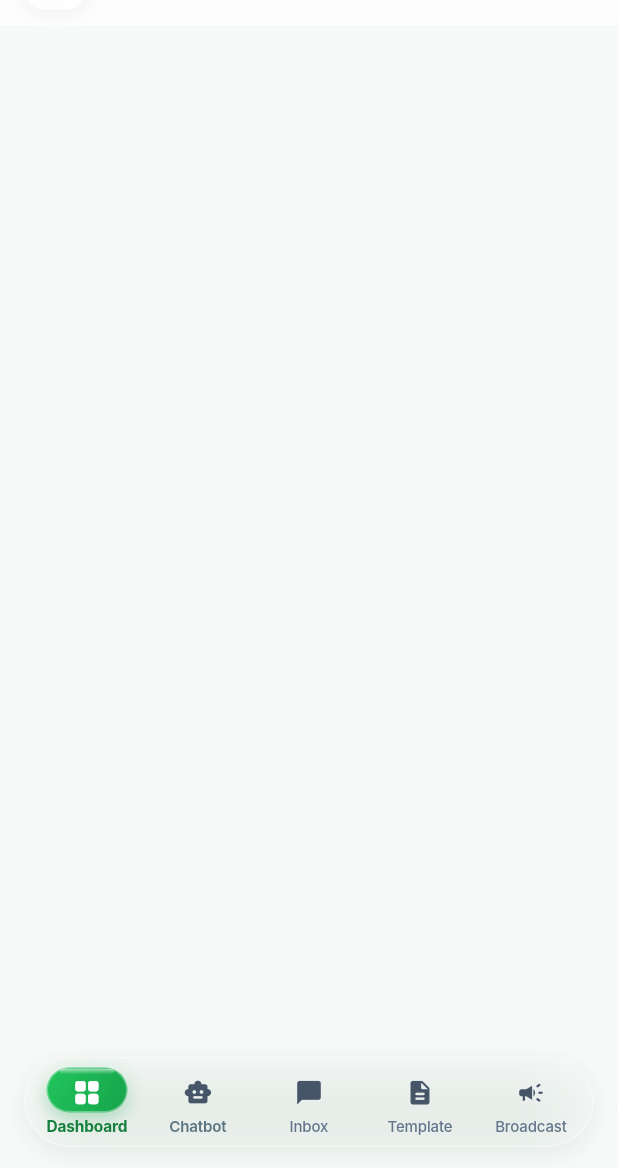
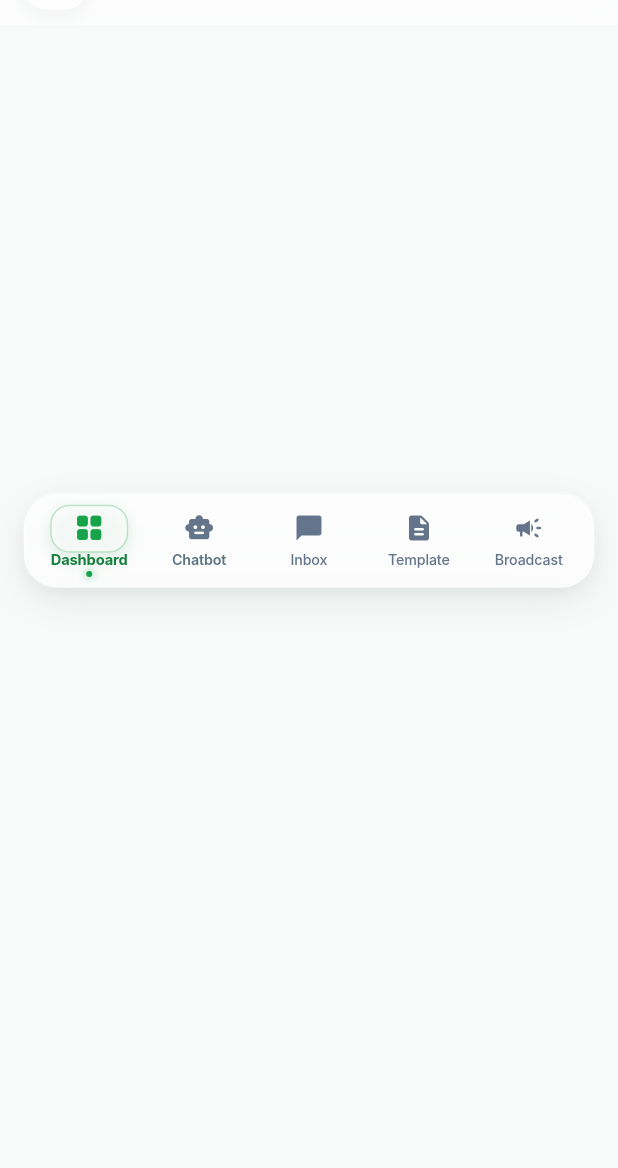
Before and after one commit to Aryan8382/whatsappwizz_flutter_app, a Flutter app: the AppScaffold screen opened directly with empty values, on a phone screen of 412 x 824 dp, the part 68-1236 px from its top. Run offline on Flutter 3.47's test engine with Material 3 defaults, Android fonts, the phone set to English and light mode, and no system bars; our stand-ins replace dio, fl_chart, flutter_riverpod, flutter_secure_storage, go_router, socket_io_client; accounts and stored records are empty; network calls fail; Roboto replaces fonts that are missing (Inter).

Commit message:
Implement centered macOS dock style navbar with active indicator dot and frosted glass

```diff
--- a/lib/features/navigation/presentation/widgets/premium_bottom_nav_bar.dart
+++ b/lib/features/navigation/presentation/widgets/premium_bottom_nav_bar.dart
@@ -161,18 +161,21 @@
         left: false,
         right: false,
         bottom: true,
+        child: Center(
+          child: ConstrainedBox(
+            constraints: const BoxConstraints(maxWidth: 520),
             child: Padding(
-          padding: const EdgeInsets.fromLTRB(16, 0, 16, 14),
-          child: _DoubleGlassShell(
+              padding: const EdgeInsets.fromLTRB(16, 0, 16, 12),
+              child: _MacOsDockShell(
                 child: LayoutBuilder(
                   builder: (context, constraints) {
                     final totalWidth = constraints.maxWidth;
                     final itemWidth = totalWidth / itemCount;
-                // Perfect capsule shape hugging the active icon
-                final capsuleWidth = (itemWidth - 12).clamp(38.0, 54.0);
-                final capsuleLeft = (_currentPosition * itemWidth) + (itemWidth - capsuleWidth) / 2;
-                const capsuleTop = 6.0;
-                const capsuleHeight = 30.0;
+                    // Classic macOS dock active tile
+                    final tileWidth = (itemWidth - 10).clamp(38.0, 52.0);
+                    final tileLeft = (_currentPosition * itemWidth) + (itemWidth - tileWidth) / 2;
+                    const tileTop = 6.0;
+                    const tileHeight = 32.0;
 
                     return GestureDetector(
                       behavior: HitTestBehavior.opaque,
@@ -188,63 +191,37 @@
                       child: Stack(
                         clipBehavior: Clip.none,
                         children: [
-                      // ─── Active Icon Capsule ───
+                          // ─── macOS Active Dock Tile ───
                           Positioned(
-                        left: capsuleLeft,
-                        top: capsuleTop,
-                        width: capsuleWidth,
-                        height: capsuleHeight,
+                            left: tileLeft,
+                            top: tileTop,
+                            width: tileWidth,
+                            height: tileHeight,
                             child: AnimatedScale(
-                          scale: _isDragging ? 1.08 : 1.0,
+                              scale: _isDragging ? 1.06 : 1.0,
                               duration: const Duration(milliseconds: 160),
                               curve: Curves.easeOutCubic,
                               child: Container(
                                 decoration: BoxDecoration(
-                              borderRadius: BorderRadius.circular(16),
-                              gradient: const LinearGradient(
-                                begin: Alignment.topLeft,
-                                end: Alignment.bottomRight,
-                                colors: [
-                                  Color(0xFF22C55E), // WhatsApp vibrant emerald
-                                  Color(0xFF16A34A), // deep jewel green
-                                ],
-                              ),
+                                  borderRadius: BorderRadius.circular(13),
+                                  color: Colors.white.withOpacity(0.65),
                                   border: Border.all(
-                                color: Colors.white.withOpacity(0.35),
+                                    color: const Color(0xFF16A34A).withOpacity(0.28),
                                     width: 1.0,
                                   ),
                                   boxShadow: [
                                     BoxShadow(
-                                  color: const Color(0xFF16A34A).withOpacity(0.38),
+                                      color: Colors.black.withOpacity(0.04),
+                                      blurRadius: 6,
+                                      offset: const Offset(0, 2),
+                                    ),
+                                    BoxShadow(
+                                      color: const Color(0xFF16A34A).withOpacity(0.12),
                                       blurRadius: 10,
                                       offset: const Offset(0, 3),
                                       spreadRadius: -1,
                                     ),
-                                BoxShadow(
-                                  color: Colors.white.withOpacity(0.40),
-                                  blurRadius: 1.5,
-                                  offset: const Offset(0, -0.8),
-                                  spreadRadius: 0,
-                                ),
                                   ],
-                            ),
-                            child: Align(
-                              alignment: Alignment.topCenter,
-                              child: Container(
-                                height: 3.5,
-                                margin: const EdgeInsets.symmetric(horizontal: 8),
-                                decoration: BoxDecoration(
-                                  borderRadius: BorderRadius.circular(2),
-                                  gradient: LinearGradient(
-                                    begin: Alignment.topCenter,
-                                    end: Alignment.bottomCenter,
-                                    colors: [
-                                      Colors.white.withOpacity(0.55),
-                                      Colors.white.withOpacity(0.0),
-                                    ],
-                                  ),
-                                ),
-                              ),
                                 ),
                               ),
                             ),
@@ -265,21 +242,20 @@
                             final directFactor = (1.0 - dist).clamp(0.0, 1.0);
                             final isActive = directFactor > 0.45;
 
-                            // Icon turns pure crisp white when inside the emerald capsule
+                            // Classic macOS active indicator and colors
                             final iconColor = Color.lerp(
-                              const Color(0xFF475569),
-                              Colors.white,
-                              math.pow(directFactor, 1.4).toDouble(),
+                              const Color(0xFF64748B),
+                              const Color(0xFF16A34A),
+                              math.pow(directFactor, 1.2).toDouble(),
                             )!;
 
-                            // Label turns rich emerald green when active
                             final labelColor = Color.lerp(
                               const Color(0xFF64748B),
                               const Color(0xFF15803D),
                               math.pow(proximity, 1.2).toDouble(),
                             )!;
 
-                            final iconScale = 1.0 + ((_isDragging ? 0.12 : 0.08) * proximity);
+                            final iconScale = 1.0 + ((_isDragging ? 0.14 : 0.08) * proximity);
                             final labelScale = 1.0 + ((_isDragging ? 0.05 : 0.03) * proximity);
 
                             final fontWeight = FontWeight.lerp(
@@ -306,7 +282,7 @@
                                     mainAxisAlignment: MainAxisAlignment.center,
                                     crossAxisAlignment: CrossAxisAlignment.center,
                                     children: [
-                                      // Fixed 30px height perfectly aligning with the 30px active capsule
+                                      // Height 30px aligning with active dock tile
                                       SizedBox(
                                         height: 30,
                                         child: Center(
@@ -321,7 +297,7 @@
                                                   directFactor > 0.5
                                                       ? item.activeIcon
                                                       : item.icon,
-                                                  size: 19,
+                                                  size: 20,
                                                   color: iconColor,
                                                 ),
                                                 if (badge != null && badge > 0)
@@ -370,7 +346,7 @@
                                           overflow: TextOverflow.ellipsis,
                                           style: TextStyle(
                                             fontFamily: 'Inter',
-                                            fontSize: 10,
+                                            fontSize: 9.5,
                                             height: 1.0,
                                             leadingDistribution:
                                                 TextLeadingDistribution.even,
@@ -378,6 +354,27 @@
                                             color: labelColor,
                                             letterSpacing: -0.1,
                                             backgroundColor: Colors.transparent,
+                                          ),
+                                        ),
+                                      ),
+                                      const SizedBox(height: 2),
+                                      // Iconic macOS dock active indicator dot
+                                      AnimatedOpacity(
+                                        opacity: isActive ? 1.0 : 0.0,
+                                        duration: const Duration(milliseconds: 180),
+                                        child: Container(
+                                          width: 4,
+                                          height: 4,
+                                          decoration: BoxDecoration(
+                                            shape: BoxShape.circle,
+                                            color: const Color(0xFF16A34A),
+                                            boxShadow: [
+                                              BoxShadow(
+                                                color: const Color(0xFF16A34A).withOpacity(0.5),
+                                                blurRadius: 4,
+                                                spreadRadius: 0.5,
+                                              ),
+                                            ],
                                           ),
                                         ),
                                       ),
@@ -397,68 +394,75 @@
           ),
         ),
       ),
+    ),
+  ),
 );
   }
 }
 
 // ─────────────────────────────────────────────
-// Liquid Glass Shell
-// Ultra-clean frosted glass capsule with pure downward ambient shadow
-// Completely eliminates any upper gray border, seam, or upward shadow bleed.
+// macOS Translucent Glass Dock Shell
+// Floating centered rounded glass dock with frosted blur and ambient elevation
 // ─────────────────────────────────────────────
-class _DoubleGlassShell extends StatelessWidget {
+class _MacOsDockShell extends StatelessWidget {
   final Widget child;
-  const _DoubleGlassShell({required this.child});
+  const _MacOsDockShell({required this.child});
 
   @override
   Widget build(BuildContext context) {
     return Container(
       decoration: BoxDecoration(
-        borderRadius: BorderRadius.circular(32),
+        borderRadius: BorderRadius.circular(22),
         boxShadow: [
           // Soft ambient drop shadow
           BoxShadow(
-            color: Colors.black.withOpacity(0.06),
-            blurRadius: 18,
-            offset: const Offset(0, 5),
+            color: Colors.black.withOpacity(0.09),
+            blurRadius: 22,
+            offset: const Offset(0, 8),
             spreadRadius: -2,
           ),
-          // Subtle brand emerald ambient glow
+          // Subtle inner depth
           BoxShadow(
-            color: const Color(0xFF16A34A).withOpacity(0.06),
-            blurRadius: 16,
-            offset: const Offset(0, 4),
-            spreadRadius: -3,
+            color: Colors.black.withOpacity(0.04),
+            blurRadius: 6,
+            offset: const Offset(0, 2),
+          ),
+          // Specular top rim highlight
+          BoxShadow(
+            color: Colors.white.withOpacity(0.85),
+            blurRadius: 1,
+            offset: const Offset(0, -0.5),
+            spreadRadius: 0,
           ),
         ],
       ),
       child: ClipRRect(
-        borderRadius: BorderRadius.circular(32),
+        borderRadius: BorderRadius.circular(22),
         clipBehavior: Clip.antiAlias,
         child: BackdropFilter(
-          // Optical background blur for underlying content
-          filter: ImageFilter.blur(sigmaX: 20, sigmaY: 20),
+          // Optical background blur
+          filter: ImageFilter.blur(sigmaX: 28, sigmaY: 28),
           child: Container(
-            height: 60,
+            height: 62,
             decoration: BoxDecoration(
-              borderRadius: BorderRadius.circular(32),
-              // Truly transparent luminous glassmorphism
+              borderRadius: BorderRadius.circular(22),
+              // macOS frosted translucent glass
               gradient: LinearGradient(
                 begin: Alignment.topCenter,
                 end: Alignment.bottomCenter,
                 colors: [
-                  Colors.white.withOpacity(0.24),
-                  Colors.white.withOpacity(0.10),
+                  Colors.white.withOpacity(0.72),
+                  Colors.white.withOpacity(0.52),
                 ],
               ),
-              // Frosted rim border — crisp and luminous
+              // Crisp macOS hairline border
               border: Border.all(
-                color: Colors.white.withOpacity(0.38),
-                width: 1.0,
+                color: Colors.white.withOpacity(0.80),
+                width: 0.85,
               ),
             ),
             child: Padding(
-              padding: const EdgeInsets.symmetric(horizontal: 4),
+              padding: const EdgeInsets.symmetric(horizontal: 6),
               child: child,
             ),
           ),
```
Lines whose indentation alone changed are shown as unchanged.
